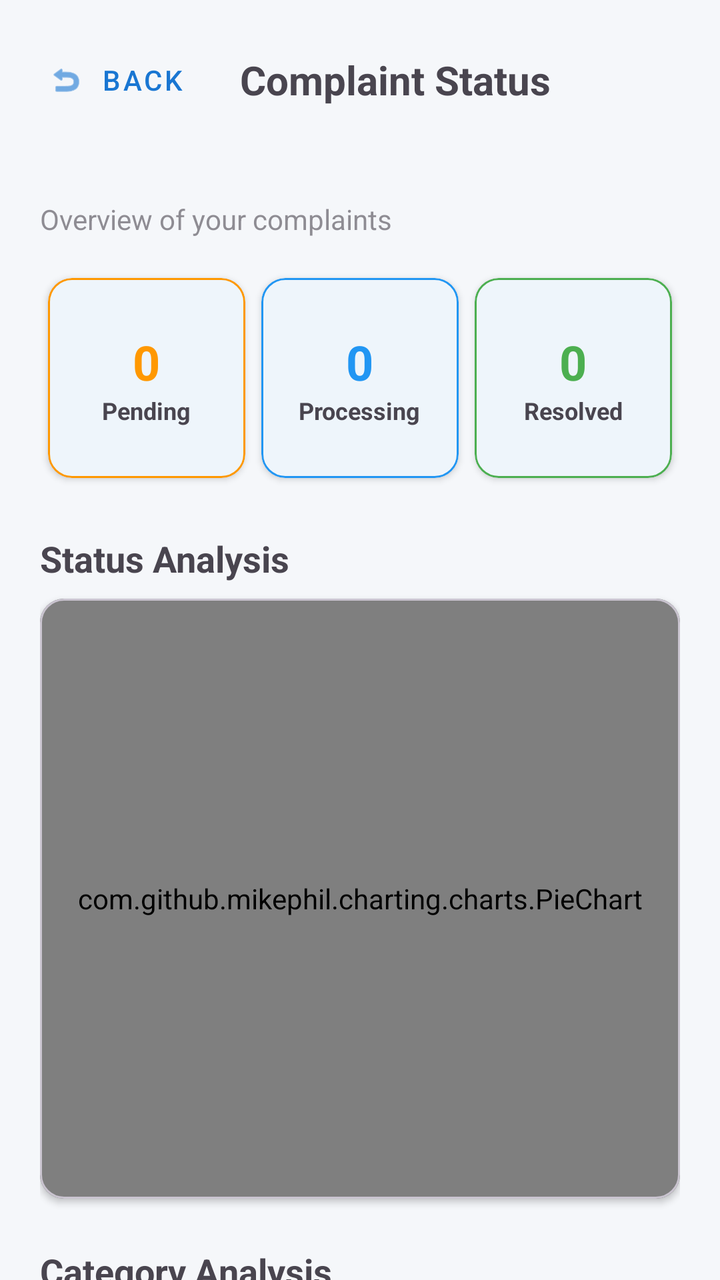
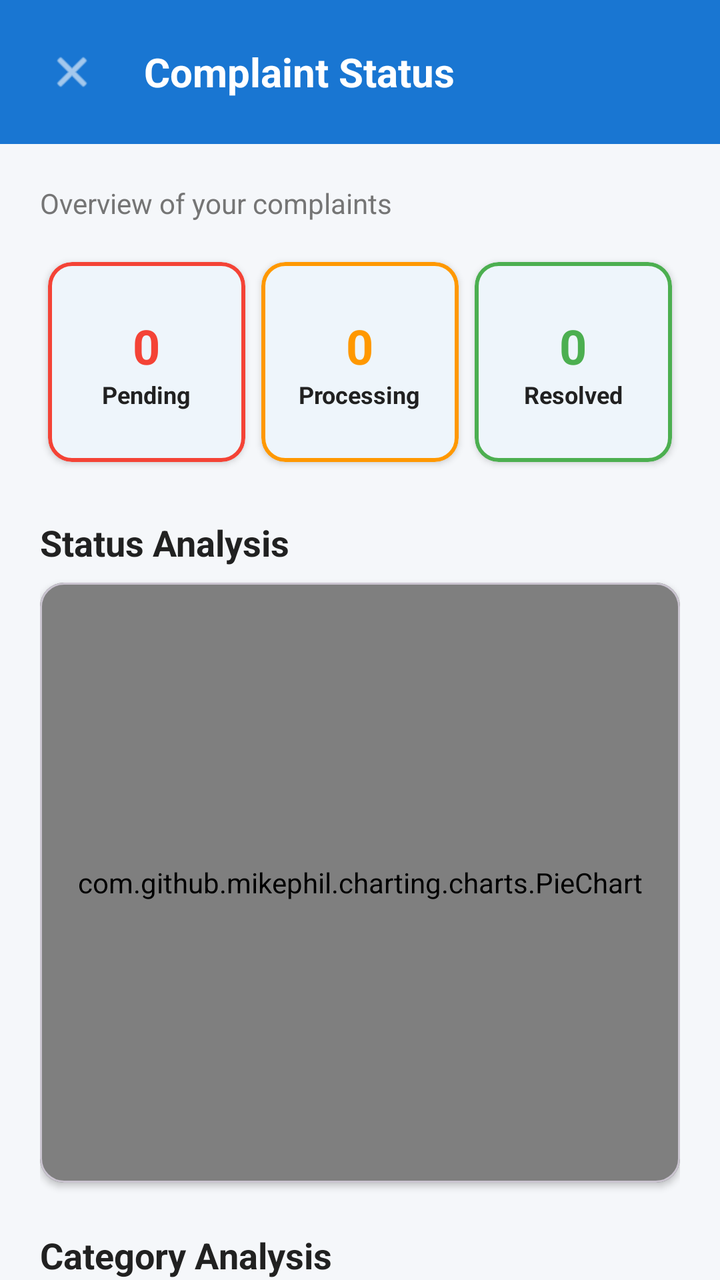

Before-and-after screenshots of an Android layout around one commit, followed by the original layout XML and the change that was made.
<!-- AndroidManifest.xml: application theme Theme.Demoapp -->
<!-- res/layout/activity_complaint_status.xml -->
<?xml version="1.0" encoding="utf-8"?>
<androidx.constraintlayout.widget.ConstraintLayout xmlns:android="http://schemas.android.com/apk/res/android"
    xmlns:app="http://schemas.android.com/apk/res-auto"
    android:layout_width="match_parent"
    android:layout_height="match_parent"
    android:background="?android:attr/windowBackground">

    <LinearLayout
        android:id="@+id/header"
        android:layout_width="match_parent"
        android:layout_height="wrap_content"
        android:orientation="horizontal"
        android:padding="16dp"
        android:gravity="center_vertical"
        app:layout_constraintTop_toTopOf="parent">

        <Button
            android:id="@+id/backBtn"
            style="@style/Widget.MaterialComponents.Button.TextButton"
            android:layout_width="wrap_content"
            android:layout_height="wrap_content"
            android:text="Back"
            app:icon="@android:drawable/ic_menu_revert" />

        <TextView
            android:layout_width="wrap_content"
            android:layout_height="wrap_content"
            android:text="Complaint Status"
            android:textSize="20sp"
            android:textStyle="bold"
            android:layout_marginStart="16dp"/>
    </LinearLayout>

    <androidx.core.widget.NestedScrollView
        android:layout_width="match_parent"
        android:layout_height="0dp"
        app:layout_constraintTop_toBottomOf="@id/header"
        app:layout_constraintBottom_toBottomOf="parent">

        <LinearLayout
            android:layout_width="match_parent"
            android:layout_height="wrap_content"
            android:orientation="vertical"
            android:padding="20dp">

            <TextView
                android:layout_width="wrap_content"
                android:layout_height="wrap_content"
                android:text="Overview of your complaints"
                android:alpha="0.6"
                android:layout_marginBottom="16dp"/>

            <LinearLayout
                android:layout_width="match_parent"
                android:layout_height="wrap_content"
                android:orientation="horizontal"
                android:baselineAligned="false">

                
                <com.google.android.material.card.MaterialCardView
                    android:id="@+id/pendingBox"
                    android:layout_width="0dp"
                    android:layout_height="100dp"
                    android:layout_weight="1"
                    android:layout_margin="4dp"
                    android:clickable="true"
                    android:focusable="true"
                    app:cardCornerRadius="12dp"
                    app:cardElevation="2dp"
                    app:strokeWidth="1dp"
                    app:strokeColor="#FF9800">
                    <LinearLayout
                        android:layout_width="match_parent"
                        android:layout_height="match_parent"
                        android:orientation="vertical"
                        android:gravity="center"
                        android:padding="4dp">
                        <TextView
                            android:id="@+id/pendingCount"
                            android:layout_width="wrap_content"
                            android:layout_height="wrap_content"
                            android:text="0"
                            android:textSize="24sp"
                            android:textStyle="bold"
                            android:textColor="#FF9800"/>
                        <TextView
                            android:layout_width="wrap_content"
                            android:layout_height="wrap_content"
                            android:text="Pending"
                            android:textStyle="bold"
                            android:textSize="12sp"/>
                    </LinearLayout>
                </com.google.android.material.card.MaterialCardView>

                
                <com.google.android.material.card.MaterialCardView
                    android:id="@+id/processingBox"
                    android:layout_width="0dp"
                    android:layout_height="100dp"
                    android:layout_weight="1"
                    android:layout_margin="4dp"
                    android:clickable="true"
                    android:focusable="true"
                    app:cardCornerRadius="12dp"
                    app:cardElevation="2dp"
                    app:strokeWidth="1dp"
                    app:strokeColor="#2196F3">
                    <LinearLayout
                        android:layout_width="match_parent"
                        android:layout_height="match_parent"
                        android:orientation="vertical"
                        android:gravity="center"
                        android:padding="4dp">
                        <TextView
                            android:id="@+id/processingCount"
                            android:layout_width="wrap_content"
                            android:layout_height="wrap_content"
                            android:text="0"
                            android:textSize="24sp"
                            android:textStyle="bold"
                            android:textColor="#2196F3"/>
                        <TextView
                            android:layout_width="wrap_content"
                            android:layout_height="wrap_content"
                            android:text="Processing"
                            android:textStyle="bold"
                            android:textSize="12sp"/>
                    </LinearLayout>
                </com.google.android.material.card.MaterialCardView>

                
                <com.google.android.material.card.MaterialCardView
                    android:id="@+id/resolvedBox"
                    android:layout_width="0dp"
                    android:layout_height="100dp"
                    android:layout_weight="1"
                    android:layout_margin="4dp"
                    android:clickable="true"
                    android:focusable="true"
                    app:cardCornerRadius="12dp"
                    app:cardElevation="2dp"
                    app:strokeWidth="1dp"
                    app:strokeColor="#4CAF50">
                    <LinearLayout
                        android:layout_width="match_parent"
                        android:layout_height="match_parent"
                        android:orientation="vertical"
                        android:gravity="center"
                        android:padding="4dp">
                        <TextView
                            android:id="@+id/resolvedCount"
                            android:layout_width="wrap_content"
                            android:layout_height="wrap_content"
                            android:text="0"
                            android:textSize="24sp"
                            android:textStyle="bold"
                            android:textColor="#4CAF50"/>
                        <TextView
                            android:layout_width="wrap_content"
                            android:layout_height="wrap_content"
                            android:text="Resolved"
                            android:textStyle="bold"
                            android:textSize="12sp"/>
                    </LinearLayout>
                </com.google.android.material.card.MaterialCardView>

            </LinearLayout>

            
            <LinearLayout
                android:id="@+id/detailsSection"
                android:layout_width="match_parent"
                android:layout_height="wrap_content"
                android:orientation="vertical"
                android:visibility="gone"
                android:layout_marginTop="20dp">

                <TextView
                    android:id="@+id/detailsTitle"
                    android:layout_width="wrap_content"
                    android:layout_height="wrap_content"
                    android:text="Resolved Complaints"
                    android:textSize="18sp"
                    android:textStyle="bold"
                    android:layout_marginBottom="12dp"/>

                <LinearLayout
                    android:id="@+id/detailsContainer"
                    android:layout_width="match_parent"
                    android:layout_height="wrap_content"
                    android:orientation="vertical"/>

            </LinearLayout>

            <TextView
                android:layout_width="wrap_content"
                android:layout_height="wrap_content"
                android:text="Status Analysis"
                android:textSize="18sp"
                android:textStyle="bold"
                android:layout_marginTop="24dp"
                android:layout_marginBottom="8dp"/>

            <com.google.android.material.card.MaterialCardView
                android:layout_width="match_parent"
                android:layout_height="300dp"
                app:cardCornerRadius="12dp"
                app:cardElevation="2dp">
                <com.github.mikephil.charting.charts.PieChart
                    android:id="@+id/statusPieChart"
                    android:layout_width="match_parent"
                    android:layout_height="match_parent"
                    android:padding="8dp"/>
            </com.google.android.material.card.MaterialCardView>

            <TextView
                android:layout_width="wrap_content"
                android:layout_height="wrap_content"
                android:text="Category Analysis"
                android:textSize="18sp"
                android:textStyle="bold"
                android:layout_marginTop="24dp"
                android:layout_marginBottom="8dp"/>

            <com.google.android.material.card.MaterialCardView
                android:layout_width="match_parent"
                android:layout_height="350dp"
                app:cardCornerRadius="12dp"
                app:cardElevation="2dp">
                <com.github.mikephil.charting.charts.BarChart
                    android:id="@+id/categoryBarChart"
                    android:layout_width="match_parent"
                    android:layout_height="match_parent"
                    android:padding="8dp"/>
            </com.google.android.material.card.MaterialCardView>

            <com.google.android.material.card.MaterialCardView
                android:layout_width="match_parent"
                android:layout_height="wrap_content"
                android:layout_marginTop="24dp"
                android:layout_marginBottom="24dp"
                app:cardCornerRadius="12dp"
                app:cardElevation="2dp"
                app:contentPadding="16dp">
                <TextView
                    android:layout_width="match_parent"
                    android:layout_height="wrap_content"
                    android:text="Tip: You can view detailed information for each complaint in the 'My Complaints' section."
                    android:textSize="14sp"
                    android:alpha="0.8"
                    android:textStyle="italic"/>
            </com.google.android.material.card.MaterialCardView>

        </LinearLayout>
    </androidx.core.widget.NestedScrollView>

    <ProgressBar
        android:id="@+id/progressBar"
        android:layout_width="wrap_content"
        android:layout_height="wrap_content"
        android:visibility="gone"
        app:layout_constraintTop_toTopOf="parent"
        app:layout_constraintBottom_toBottomOf="parent"
        app:layout_constraintStart_toStartOf="parent"
        app:layout_constraintEnd_toEndOf="parent"/>

</androidx.constraintlayout.widget.ConstraintLayout>
<!-- resources referenced by this layout -->
<resources>
  <style name="Theme.Demoapp" parent="Base.Theme.Demoapp" />
  <style name="Base.Theme.Demoapp" parent="Theme.Material3.Light.NoActionBar">
          <item name="colorPrimary">@color/blue_primary</item>
          <item name="colorOnPrimary">@color/white</item>
          <item name="android:windowBackground">@color/bg_light</item>
          <item name="colorSurface">@color/card_bg_light</item>
          <item name="colorOnSurface">@color/text_primary_light</item>
          <item name="android:textColorPrimary">@color/text_primary_light</item>
          <item name="android:textColorSecondary">@color/text_secondary_light</item>
          <item name="android:colorControlHighlight">#20000000</item>
      </style>
  <color name="blue_primary">#1976D2</color>
  <color name="white">#FFFFFFFF</color>
  <color name="bg_light">#F5F7FA</color>
  <color name="card_bg_light">#FFFFFF</color>
  <color name="text_primary_light">#212121</color>
  <color name="text_secondary_light">#757575</color>
</resources>

<!-- the commit's change to res/layout/activity_complaint_status.xml (unified diff, before → after) -->
@@ -12,15 +12,19 @@
         android:orientation="horizontal"
         android:padding="16dp"
         android:gravity="center_vertical"
+        android:background="?attr/colorPrimary"
         app:layout_constraintTop_toTopOf="parent">
 
-        <Button
+        <ImageView
             android:id="@+id/backBtn"
-            style="@style/Widget.MaterialComponents.Button.TextButton"
-            android:layout_width="wrap_content"
-            android:layout_height="wrap_content"
-            android:text="Back"
-            app:icon="@android:drawable/ic_menu_revert" />
+            android:layout_width="40dp"
+            android:layout_height="40dp"
+            android:background="?attr/selectableItemBackgroundBorderless"
+            android:clickable="true"
+            android:focusable="true"
+            android:padding="8dp"
+            android:src="@android:drawable/ic_menu_close_clear_cancel"
+            app:tint="?attr/colorOnPrimary" />
 
         <TextView
             android:layout_width="wrap_content"
@@ -28,6 +32,7 @@
             android:text="Complaint Status"
             android:textSize="20sp"
             android:textStyle="bold"
+            android:textColor="?attr/colorOnPrimary"
             android:layout_marginStart="16dp"/>
     </LinearLayout>
 
@@ -47,7 +52,7 @@
                 android:layout_width="wrap_content"
                 android:layout_height="wrap_content"
                 android:text="Overview of your complaints"
-                android:alpha="0.6"
+                android:textColor="?android:attr/textColorSecondary"
                 android:layout_marginBottom="16dp"/>
 
             <LinearLayout
@@ -67,8 +72,9 @@
                     android:focusable="true"
                     app:cardCornerRadius="12dp"
                     app:cardElevation="2dp"
-                    app:strokeWidth="1dp"
-                    app:strokeColor="#FF9800">
+                    app:cardBackgroundColor="?attr/colorSurface"
+                    app:strokeWidth="2dp"
+                    app:strokeColor="@color/status_pending">
                     <LinearLayout
                         android:layout_width="match_parent"
                         android:layout_height="match_parent"
@@ -82,12 +88,13 @@
                             android:text="0"
                             android:textSize="24sp"
                             android:textStyle="bold"
-                            android:textColor="#FF9800"/>
+                            android:textColor="@color/status_pending"/>
                         <TextView
                             android:layout_width="wrap_content"
                             android:layout_height="wrap_content"
                             android:text="Pending"
                             android:textStyle="bold"
+                            android:textColor="?android:attr/textColorPrimary"
                             android:textSize="12sp"/>
                     </LinearLayout>
                 </com.google.android.material.card.MaterialCardView>
@@ -103,8 +110,9 @@
                     android:focusable="true"
                     app:cardCornerRadius="12dp"
                     app:cardElevation="2dp"
-                    app:strokeWidth="1dp"
-                    app:strokeColor="#2196F3">
+                    app:cardBackgroundColor="?attr/colorSurface"
+                    app:strokeWidth="2dp"
+                    app:strokeColor="@color/status_in_progress">
                     <LinearLayout
                         android:layout_width="match_parent"
                         android:layout_height="match_parent"
@@ -118,12 +126,13 @@
                             android:text="0"
                             android:textSize="24sp"
                             android:textStyle="bold"
-                            android:textColor="#2196F3"/>
+                            android:textColor="@color/status_in_progress"/>
                         <TextView
                             android:layout_width="wrap_content"
                             android:layout_height="wrap_content"
                             android:text="Processing"
                             android:textStyle="bold"
+                            android:textColor="?android:attr/textColorPrimary"
                             android:textSize="12sp"/>
                     </LinearLayout>
                 </com.google.android.material.card.MaterialCardView>
@@ -139,8 +148,9 @@
                     android:focusable="true"
                     app:cardCornerRadius="12dp"
                     app:cardElevation="2dp"
-                    app:strokeWidth="1dp"
-                    app:strokeColor="#4CAF50">
+                    app:cardBackgroundColor="?attr/colorSurface"
+                    app:strokeWidth="2dp"
+                    app:strokeColor="@color/status_resolved">
                     <LinearLayout
                         android:layout_width="match_parent"
                         android:layout_height="match_parent"
@@ -154,12 +164,13 @@
                             android:text="0"
                             android:textSize="24sp"
                             android:textStyle="bold"
-                            android:textColor="#4CAF50"/>
+                            android:textColor="@color/status_resolved"/>
                         <TextView
                             android:layout_width="wrap_content"
                             android:layout_height="wrap_content"
                             android:text="Resolved"
                             android:textStyle="bold"
+                            android:textColor="?android:attr/textColorPrimary"
                             android:textSize="12sp"/>
                     </LinearLayout>
                 </com.google.android.material.card.MaterialCardView>
@@ -180,6 +191,7 @@
                     android:layout_width="wrap_content"
                     android:layout_height="wrap_content"
                     android:text="Resolved Complaints"
+                    android:textColor="?android:attr/textColorPrimary"
                     android:textSize="18sp"
                     android:textStyle="bold"
                     android:layout_marginBottom="12dp"/>
@@ -196,6 +208,7 @@
                 android:layout_width="wrap_content"
                 android:layout_height="wrap_content"
                 android:text="Status Analysis"
+                android:textColor="?android:attr/textColorPrimary"
                 android:textSize="18sp"
                 android:textStyle="bold"
                 android:layout_marginTop="24dp"
@@ -204,6 +217,7 @@
             <com.google.android.material.card.MaterialCardView
                 android:layout_width="match_parent"
                 android:layout_height="300dp"
+                app:cardBackgroundColor="?attr/colorSurface"
                 app:cardCornerRadius="12dp"
                 app:cardElevation="2dp">
                 <com.github.mikephil.charting.charts.PieChart
@@ -217,6 +231,7 @@
                 android:layout_width="wrap_content"
                 android:layout_height="wrap_content"
                 android:text="Category Analysis"
+                android:textColor="?android:attr/textColorPrimary"
                 android:textSize="18sp"
                 android:textStyle="bold"
                 android:layout_marginTop="24dp"
@@ -225,6 +240,7 @@
             <com.google.android.material.card.MaterialCardView
                 android:layout_width="match_parent"
                 android:layout_height="350dp"
+                app:cardBackgroundColor="?attr/colorSurface"
                 app:cardCornerRadius="12dp"
                 app:cardElevation="2dp">
                 <com.github.mikephil.charting.charts.BarChart
@@ -239,6 +255,7 @@
                 android:layout_height="wrap_content"
                 android:layout_marginTop="24dp"
                 android:layout_marginBottom="24dp"
+                app:cardBackgroundColor="?attr/colorSurface"
                 app:cardCornerRadius="12dp"
                 app:cardElevation="2dp"
                 app:contentPadding="16dp">
@@ -246,8 +263,8 @@
                     android:layout_width="match_parent"
                     android:layout_height="wrap_content"
                     android:text="Tip: You can view detailed information for each complaint in the 'My Complaints' section."
+                    android:textColor="?android:attr/textColorSecondary"
                     android:textSize="14sp"
-                    android:alpha="0.8"
                     android:textStyle="italic"/>
             </com.google.android.material.card.MaterialCardView>
 
<!-- resource entries referenced after the edit -->
@@ -1,5 +1,8 @@
 <!-- resources referenced by this layout -->
 <resources>
+  <color name="status_in_progress">#FF9800</color>
+  <color name="status_pending">#F44336</color>
+  <color name="status_resolved">#4CAF50</color>
   <style name="Theme.Demoapp" parent="Base.Theme.Demoapp" />
   <style name="Base.Theme.Demoapp" parent="Theme.Material3.Light.NoActionBar">
           <item name="colorPrimary">@color/blue_primary</item>
@@ -7,6 +10,8 @@
           <item name="android:windowBackground">@color/bg_light</item>
           <item name="colorSurface">@color/card_bg_light</item>
           <item name="colorOnSurface">@color/text_primary_light</item>
+          <item name="colorSurfaceVariant">#F5F5F5</item>
+          <item name="colorOnSurfaceVariant">@color/text_secondary_light</item>
           <item name="android:textColorPrimary">@color/text_primary_light</item>
           <item name="android:textColorSecondary">@color/text_secondary_light</item>
           <item name="android:colorControlHighlight">#20000000</item>
